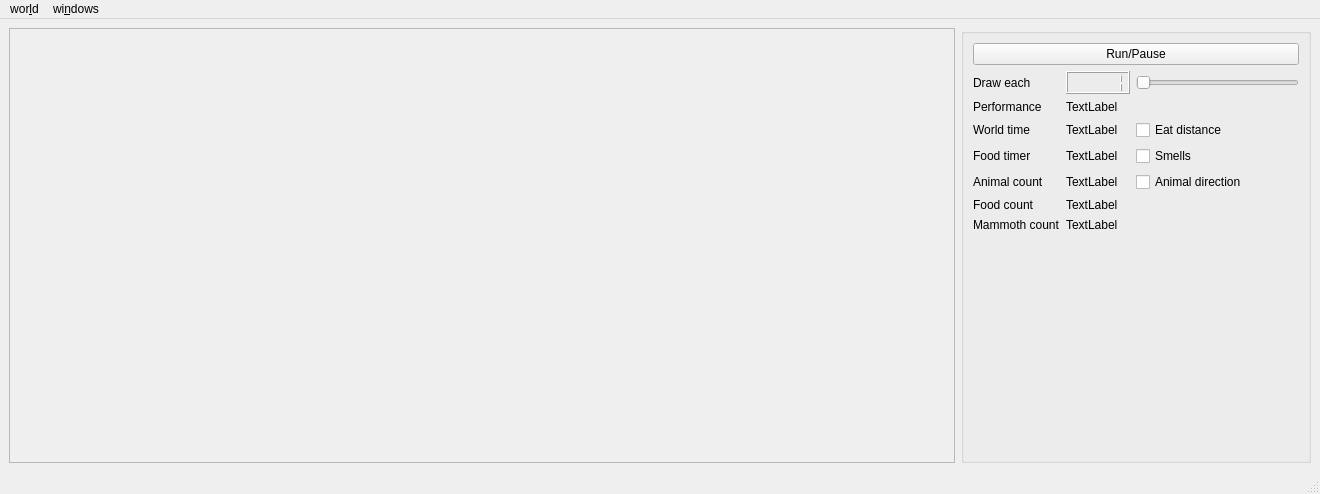
zshimanchik/animals, file animals/main_window.ui: the form before one commit.
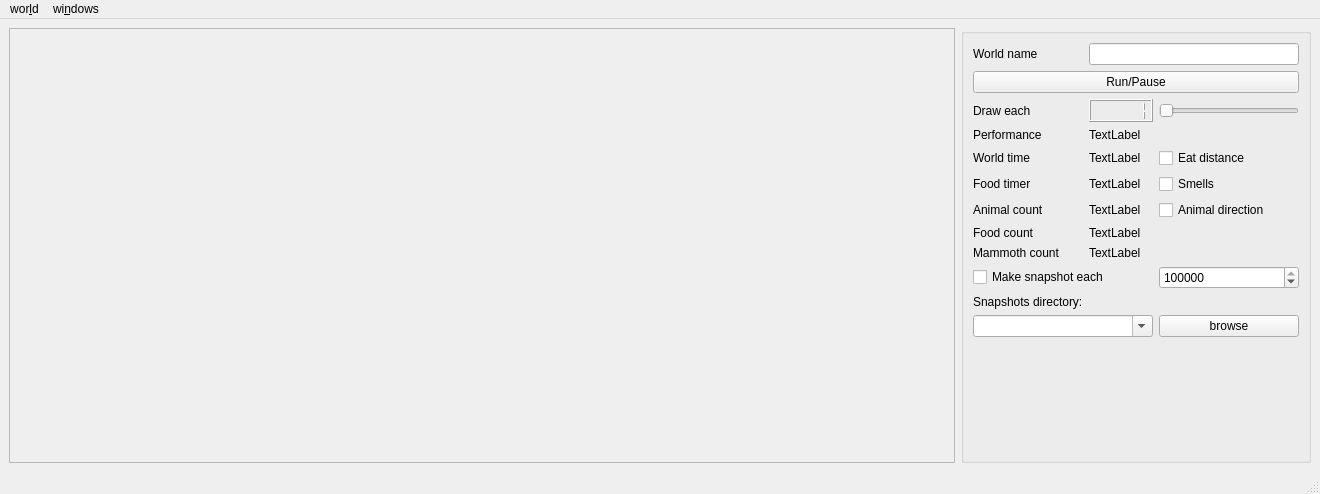
The form after the commit.

Commit message: making snapshot each times. and dialog to choice directory for saving snapshots (cherry picked from commit 4dc56cd)

The edit to the form file:
```diff
--- a/animals/main_window.ui
+++ b/animals/main_window.ui
@@ -66,7 +66,7 @@
        </size>
       </property>
       <layout class="QGridLayout" name="gridLayout">
-       <item row="0" column="0" colspan="3">
+       <item row="1" column="1" colspan="4">
         <widget class="QPushButton" name="timer_button">
          <property name="minimumSize">
           <size>
@@ -85,77 +85,77 @@
          </property>
         </widget>
        </item>
-       <item row="3" column="2">
+       <item row="4" column="4">
         <widget class="QCheckBox" name="eat_distance_checkbox">
          <property name="text">
           <string>Eat distance</string>
          </property>
         </widget>
        </item>
-       <item row="7" column="0">
+       <item row="8" column="1">
         <widget class="QLabel" name="mammoth_count_label_lbl">
          <property name="text">
           <string>Mammoth count</string>
          </property>
         </widget>
        </item>
-       <item row="2" column="0">
+       <item row="3" column="1">
         <widget class="QLabel" name="performance_label_lbl">
          <property name="text">
           <string>Performance</string>
          </property>
         </widget>
        </item>
-       <item row="2" column="1">
+       <item row="3" column="3">
         <widget class="QLabel" name="performance_label">
          <property name="text">
           <string>TextLabel</string>
          </property>
         </widget>
        </item>
-       <item row="3" column="0">
+       <item row="4" column="1">
         <widget class="QLabel" name="world_time_label_lbl">
          <property name="text">
           <string>World time</string>
          </property>
         </widget>
        </item>
-       <item row="6" column="1">
+       <item row="7" column="3">
         <widget class="QLabel" name="food_count_label">
          <property name="text">
           <string>TextLabel</string>
          </property>
         </widget>
        </item>
-       <item row="3" column="1">
+       <item row="4" column="3">
         <widget class="QLabel" name="world_time_label">
          <property name="text">
           <string>TextLabel</string>
          </property>
         </widget>
        </item>
-       <item row="5" column="0">
+       <item row="6" column="1">
         <widget class="QLabel" name="animal_count_label_lbl">
          <property name="text">
           <string>Animal count</string>
          </property>
         </widget>
        </item>
-       <item row="5" column="1">
+       <item row="6" column="3">
         <widget class="QLabel" name="animal_count_label">
          <property name="text">
           <string>TextLabel</string>
          </property>
         </widget>
        </item>
-       <item row="6" column="0">
+       <item row="7" column="1">
         <widget class="QLabel" name="food_count_label_lbl">
          <property name="text">
           <string>Food count</string>
          </property>
         </widget>
        </item>
-       <item row="8" column="1">
+       <item row="12" column="3">
         <spacer name="verticalSpacer">
          <property name="orientation">
           <enum>Qt::Vertical</enum>
@@ -168,28 +168,35 @@
          </property>
         </spacer>
        </item>
-       <item row="7" column="1">
+       <item row="8" column="3">
         <widget class="QLabel" name="mammoth_count_label">
          <property name="text">
           <string>TextLabel</string>
          </property>
         </widget>
        </item>
-       <item row="4" column="0">
+       <item row="5" column="1">
         <widget class="QLabel" name="food_timer_label_lbl">
          <property name="text">
           <string>Food timer</string>
          </property>
         </widget>
        </item>
-       <item row="4" column="1">
+       <item row="5" column="3">
         <widget class="QLabel" name="food_timer_label">
          <property name="text">
           <string>TextLabel</string>
          </property>
         </widget>
        </item>
-       <item row="1" column="2">
+       <item row="2" column="3">
+        <widget class="QLCDNumber" name="draw_each_times_lcd">
+         <property name="intValue" stdset="0">
+          <number>1</number>
+         </property>
+        </widget>
+       </item>
+       <item row="2" column="4">
         <widget class="QSlider" name="draw_each_times_slider">
          <property name="minimum">
           <number>1</number>
@@ -205,34 +212,81 @@
          </property>
         </widget>
        </item>
-       <item row="1" column="0">
+       <item row="2" column="1">
         <widget class="QLabel" name="draw_each_times_label">
          <property name="text">
           <string>Draw each</string>
          </property>
         </widget>
        </item>
-       <item row="1" column="1">
-        <widget class="QLCDNumber" name="draw_each_times_lcd">
-         <property name="intValue" stdset="0">
-          <number>1</number>
-         </property>
-        </widget>
-       </item>
-       <item row="4" column="2">
+       <item row="5" column="4">
         <widget class="QCheckBox" name="smells_checkbox">
          <property name="text">
           <string>Smells</string>
          </property>
         </widget>
        </item>
-       <item row="5" column="2">
+       <item row="6" column="4">
         <widget class="QCheckBox" name="animal_direction_checkbox">
          <property name="text">
           <string>Animal direction</string>
          </property>
         </widget>
        </item>
+       <item row="9" column="1" colspan="3">
+        <widget class="QCheckBox" name="make_snapshots_checkbox">
+         <property name="text">
+          <string>Make snapshot each</string>
+         </property>
+        </widget>
+       </item>
+       <item row="9" column="4">
+        <widget class="QSpinBox" name="make_snapshots_spinbox">
+         <property name="minimum">
+          <number>1</number>
+         </property>
+         <property name="maximum">
+          <number>10000000</number>
+         </property>
+         <property name="singleStep">
+          <number>1000</number>
+         </property>
+         <property name="value">
+          <number>100000</number>
+         </property>
+        </widget>
+       </item>
+       <item row="0" column="3" colspan="2">
+        <widget class="QLineEdit" name="world_name_lineedit"/>
+       </item>
+       <item row="0" column="1">
+        <widget class="QLabel" name="world_name_lbl">
+         <property name="text">
+          <string>World name</string>
+         </property>
+        </widget>
+       </item>
+       <item row="11" column="4">
+        <widget class="QPushButton" name="browse_snapshot_directory_button">
+         <property name="text">
+          <string>browse</string>
+         </property>
+        </widget>
+       </item>
+       <item row="10" column="1" colspan="2">
+        <widget class="QLabel" name="label">
+         <property name="text">
+          <string>Snapshots directory:</string>
+         </property>
+        </widget>
+       </item>
+       <item row="11" column="1" colspan="3">
+        <widget class="QComboBox" name="snapshot_directory_combobox">
+         <property name="editable">
+          <bool>true</bool>
+         </property>
+        </widget>
+       </item>
       </layout>
      </widget>
     </item>
```
Left out of the diff: 5 changed lines with no effect on the pictures. The commit also changes 2 other files.
